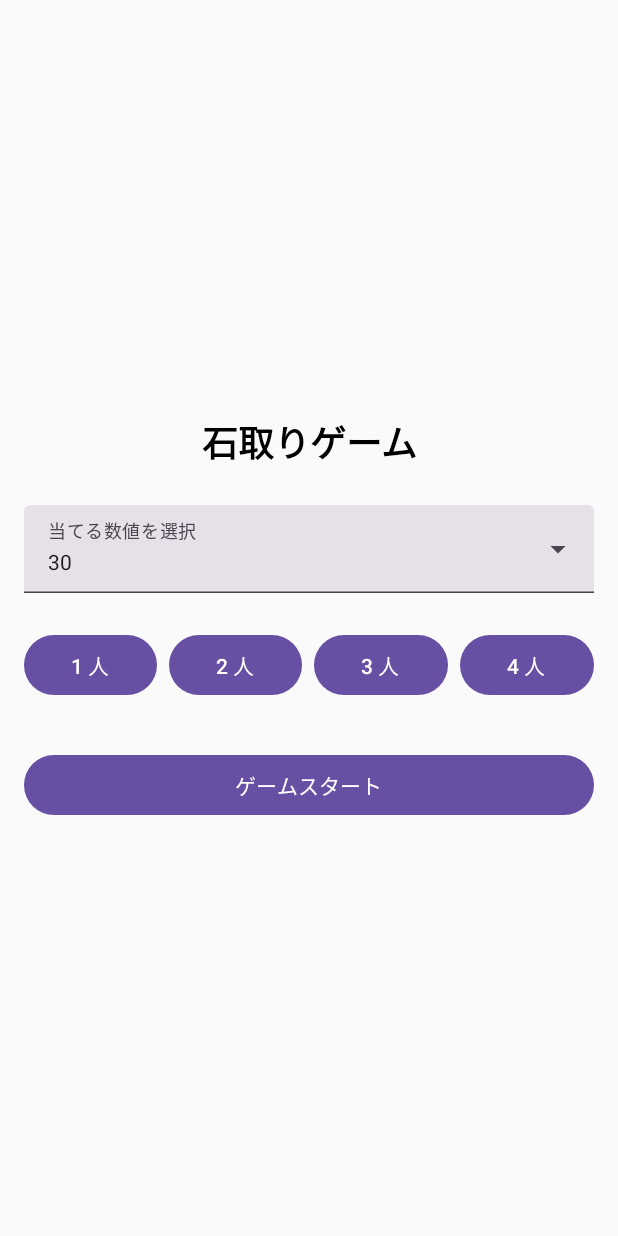
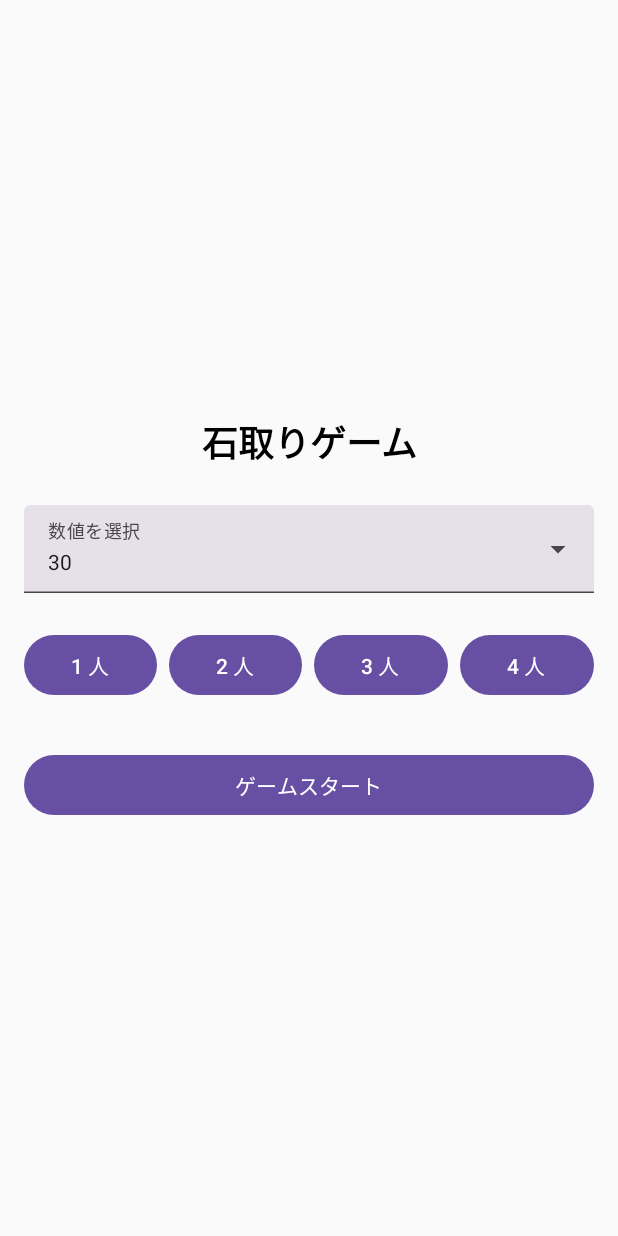
Before and after one commit to taka182/stone-catching-battle, an Android app built with Jetpack Compose: the screen it shows after launch (MainActivity), on a phone screen of 412 x 824 dp. Run offline under Robolectric (Android 15) with nearby library versions, the phone set to English and light mode, and no system bars.

Commit message:
文字を変更

```diff
--- a/app/src/main/java/com/example/stone_catching_battle/view/HomeScreen.kt
+++ b/app/src/main/java/com/example/stone_catching_battle/view/HomeScreen.kt
@@ -44,7 +44,7 @@ fun HomeScreen(
                 value = selectedText,
                 onValueChange = {},
                 readOnly = true,
-                label = { Text("当てる数値を選択") },
+                label = { Text("数値を選択") },
                 trailingIcon = { ExposedDropdownMenuDefaults.TrailingIcon(expanded = expanded) },
                 modifier = Modifier
                     .fillMaxWidth()
```
